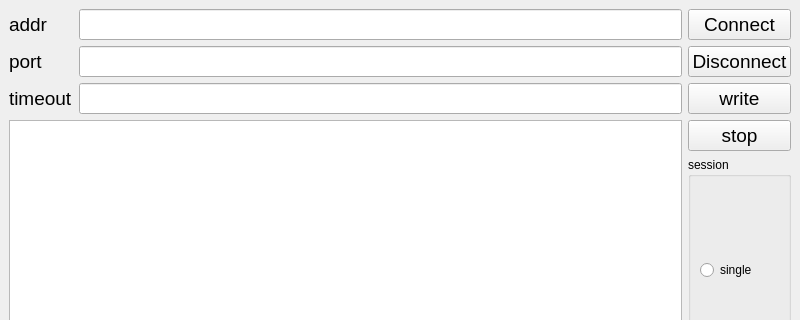
The window that client/app/src/mainwindow.ui (Svyatoslav1991/lab5-tcp-1) describes before a commit, drawn with Qt 5; both pictures show x 0 to 800 and y 0 to 320 of the 800 by 600 pixel window.
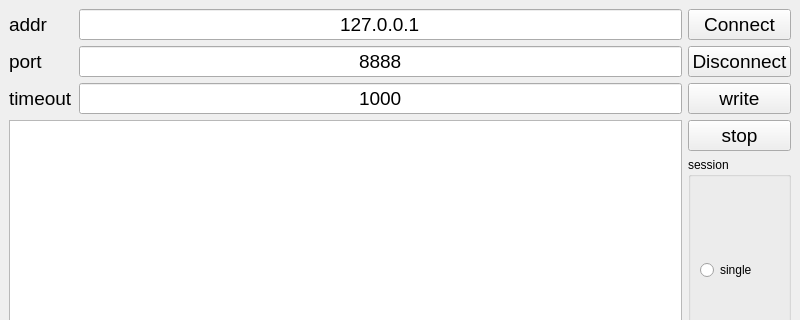
The same window after the commit.

Commit message: feat: добавил значения по умолчанию для адреса, порта и timeout клиента

Diff of the .ui file:
```diff
--- a/client/app/src/mainwindow.ui
+++ b/client/app/src/mainwindow.ui
@@ -50,6 +50,12 @@
             <pointsize>14</pointsize>
            </font>
           </property>
+          <property name="text">
+           <string>8888</string>
+          </property>
+          <property name="alignment">
+           <set>Qt::AlignCenter</set>
+          </property>
          </widget>
         </item>
         <item row="2" column="1">
@@ -59,6 +65,12 @@
             <pointsize>14</pointsize>
            </font>
           </property>
+          <property name="text">
+           <string>1000</string>
+          </property>
+          <property name="alignment">
+           <set>Qt::AlignCenter</set>
+          </property>
          </widget>
         </item>
         <item row="0" column="0">
@@ -80,6 +92,12 @@
             <pointsize>14</pointsize>
            </font>
           </property>
+          <property name="text">
+           <string>127.0.0.1</string>
+          </property>
+          <property name="alignment">
+           <set>Qt::AlignCenter</set>
+          </property>
          </widget>
         </item>
        </layout>
```
